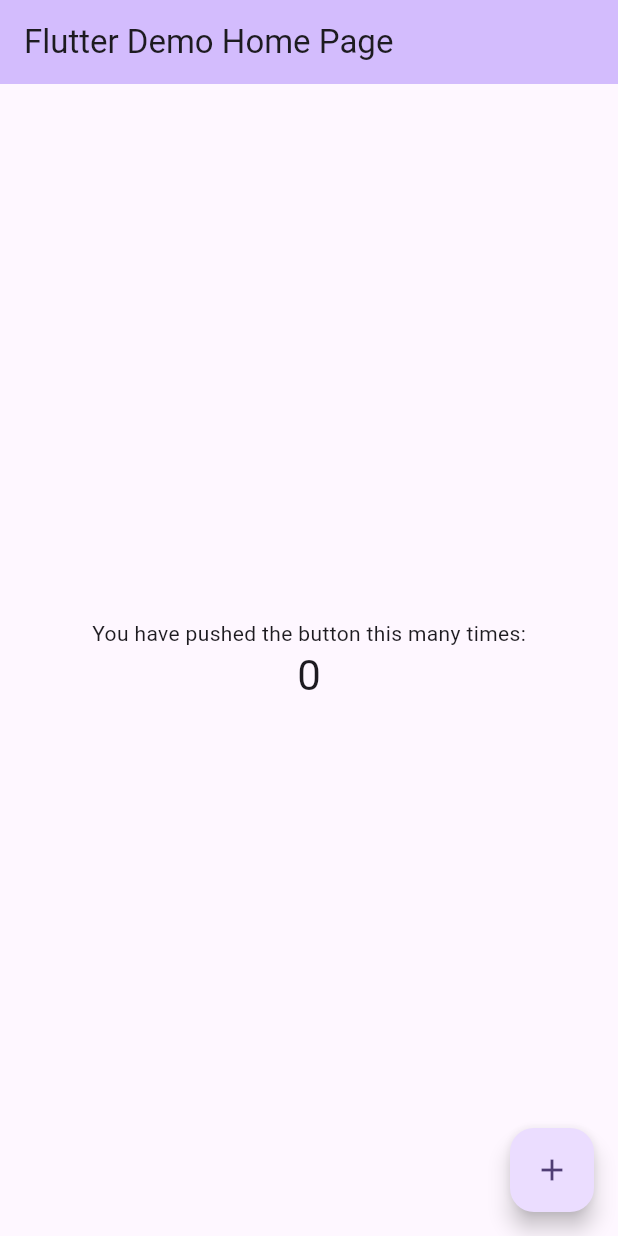
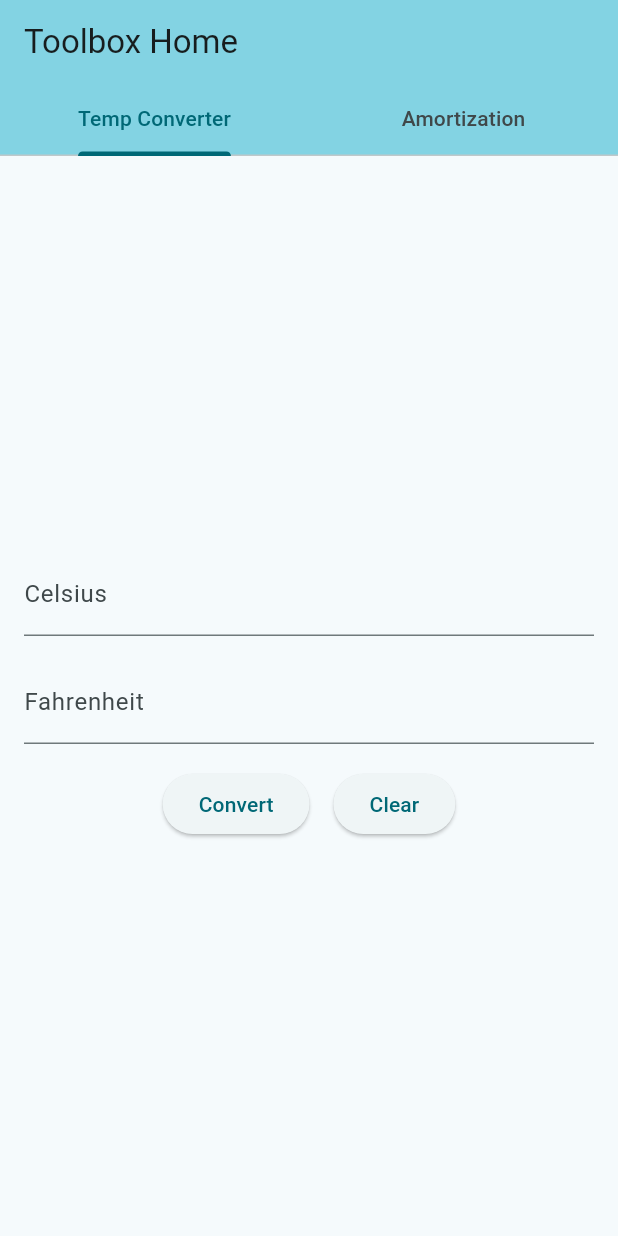
Before and after one commit to lonelytango/Toolbox, a Flutter app: the screen it shows after launch, on a phone screen of 412 x 824 dp. Run offline on Flutter 3.47's test engine with Material 2 defaults, Android fonts, the phone set to English and light mode, and no system bars.

Commit message:
adding amortization and temperature converter

```diff
--- /dev/null
+++ b/lib/converter_page.dart
@@ -0,0 +1,75 @@
+import 'package:flutter/material.dart';
+
+class ConverterPage extends StatefulWidget {
+  const ConverterPage({super.key});
+
+  @override
+  State<ConverterPage> createState() => _ConverterPageState();
+}
+
+class _ConverterPageState extends State<ConverterPage> {
+  final TextEditingController _celsiusController = TextEditingController();
+  final TextEditingController _fahrenheitController = TextEditingController();
+
+  double _celsius = 0;
+  double _fahrenheit = 0;
+
+  void _convertCelsiusToFahrenheit() {
+    setState(() {
+      _celsius = double.parse(_celsiusController.text);
+      _fahrenheit = (_celsius * 9 / 5) + 32;
+      _fahrenheitController.text = _fahrenheit.toStringAsFixed(2);
+    });
+  }
+
+  void _clearValues() {
+    setState(() {
+      _celsiusController.text = "";
+      _fahrenheitController.text = "";
+      _celsius = 0;
+      _fahrenheit = 0;
+    });
+  }
+
+  @override
+  Widget build(BuildContext context) {
+    return Padding(
+      padding: const EdgeInsets.all(16),
+      child: Column(
+        mainAxisAlignment: MainAxisAlignment.center,
+        children: <Widget>[
+          TextField(
+            controller: _celsiusController,
+            keyboardType: TextInputType.number,
+            decoration: const InputDecoration(
+              labelText: 'Celsius',
+            ),
+          ),
+          const SizedBox(height: 16),
+          TextField(
+            controller: _fahrenheitController,
+            keyboardType: TextInputType.number,
+            decoration: const InputDecoration(
+              labelText: 'Fahrenheit',
+            ),
+          ),
+          const SizedBox(height: 16),
+          Row(
+            mainAxisAlignment: MainAxisAlignment.center,
+            children: <Widget>[
+              ElevatedButton(
+                onPressed: _convertCelsiusToFahrenheit,
+                child: const Text('Convert'),
+              ),
+              const SizedBox(width: 16),
+              ElevatedButton(
+                onPressed: _clearValues,
+                child: const Text('Clear'),
+              ),
+            ],
+          ),
+        ],
+      ),
+    );
+  }
+}
--- a/lib/main.dart
+++ b/lib/main.dart
@@ -1,4 +1,6 @@
 import 'package:flutter/material.dart';
+import './converter_page.dart';
+import './amortization_page.dart';
 
 void main() {
   runApp(const MyApp());
@@ -11,115 +13,54 @@ class MyApp extends StatelessWidget {
   @override
   Widget build(BuildContext context) {
     return MaterialApp(
-      title: 'Flutter Demo',
+      title: 'Toolbox',
       theme: ThemeData(
-        // This is the theme of your application.
-        //
-        // TRY THIS: Try running your application with "flutter run". You'll see
-        // the application has a blue toolbar. Then, without quitting the app,
-        // try changing the seedColor in the colorScheme below to Colors.green
-        // and then invoke "hot reload" (save your changes or press the "hot
-        // reload" button in a Flutter-supported IDE, or press "r" if you used
-        // the command line to start the app).
-        //
-        // Notice that the counter didn't reset back to zero; the application
-        // state is not lost during the reload. To reset the state, use hot
-        // restart instead.
-        //
-        // This works for code too, not just values: Most code changes can be
-        // tested with just a hot reload.
-        colorScheme: ColorScheme.fromSeed(seedColor: Colors.deepPurple),
+        colorScheme: ColorScheme.fromSeed(seedColor: Colors.cyan),
         useMaterial3: true,
       ),
-      home: const MyHomePage(title: 'Flutter Demo Home Page'),
+      home: const MyHomePage(title: 'Toolbox Home'),
     );
   }
 }
 
 class MyHomePage extends StatefulWidget {
   const MyHomePage({super.key, required this.title});
-
-  // This widget is the home page of your application. It is stateful, meaning
-  // that it has a State object (defined below) that contains fields that affect
-  // how it looks.
-
-  // This class is the configuration for the state. It holds the values (in this
-  // case the title) provided by the parent (in this case the App widget) and
-  // used by the build method of the State. Fields in a Widget subclass are
-  // always marked "final".
-
   final String title;
 
   @override
   State<MyHomePage> createState() => _MyHomePageState();
 }
 
-class _MyHomePageState extends State<MyHomePage> {
-  int _counter = 0;
+class _MyHomePageState extends State<MyHomePage>
+    with SingleTickerProviderStateMixin {
+  late TabController _tabController;
 
-  void _incrementCounter() {
-    setState(() {
-      // This call to setState tells the Flutter framework that something has
-      // changed in this State, which causes it to rerun the build method below
-      // so that the display can reflect the updated values. If we changed
-      // _counter without calling setState(), then the build method would not be
-      // called again, and so nothing would appear to happen.
-      _counter++;
-    });
+  @override
+  void initState() {
+    super.initState();
+    _tabController = TabController(length: 2, vsync: this);
   }
 
   @override
   Widget build(BuildContext context) {
-    // This method is rerun every time setState is called, for instance as done
-    // by the _incrementCounter method above.
-    //
-    // The Flutter framework has been optimized to make rerunning build methods
-    // fast, so that you can just rebuild anything that needs updating rather
-    // than having to individually change instances of widgets.
     return Scaffold(
-      appBar: AppBar(
-        // TRY THIS: Try changing the color here to a specific color (to
-        // Colors.amber, perhaps?) and trigger a hot reload to see the AppBar
-        // change color while the other colors stay the same.
-        backgroundColor: Theme.of(context).colorScheme.inversePrimary,
-        // Here we take the value from the MyHomePage object that was created by
-        // the App.build method, and use it to set our appbar title.
-        title: Text(widget.title),
-      ),
-      body: Center(
-        // Center is a layout widget. It takes a single child and positions it
-        // in the middle of the parent.
-        child: Column(
-          // Column is also a layout widget. It takes a list of children and
-          // arranges them vertically. By default, it sizes itself to fit its
-          // children horizontally, and tries to be as tall as its parent.
-          //
-          // Column has various properties to control how it sizes itself and
-          // how it positions its children. Here we use mainAxisAlignment to
-          // center the children vertically; the main axis here is the vertical
-          // axis because Columns are vertical (the cross axis would be
-          // horizontal).
-          //
-          // TRY THIS: Invoke "debug painting" (choose the "Toggle Debug Paint"
-          // action in the IDE, or press "p" in the console), to see the
-          // wireframe for each widget.
-          mainAxisAlignment: MainAxisAlignment.center,
-          children: <Widget>[
-            const Text(
-              'You have pushed the button this many times:',
-            ),
-            Text(
-              '$_counter',
-              style: Theme.of(context).textTheme.headlineMedium,
-            ),
+        appBar: AppBar(
+          backgroundColor: Theme.of(context).colorScheme.inversePrimary,
+          title: Text(widget.title),
+          bottom: TabBar(
+            controller: _tabController,
+            tabs: const [
+              Tab(text: 'Temp Converter'),
+              Tab(text: 'Amortization'),
+            ],
+          ),
+        ),
+        body: TabBarView(
+          controller: _tabController,
+          children: const [
+            ConverterPage(),
+            AmortizationPage(),
           ],
-        ),
-      ),
-      floatingActionButton: FloatingActionButton(
-        onPressed: _incrementCounter,
-        tooltip: 'Increment',
-        child: const Icon(Icons.add),
-      ), // This trailing comma makes auto-formatting nicer for build methods.
-    );
+        ));
   }
 }
```
Also changed, not shown: lib/amortization_page.dart (added, +180 -0 lines).
